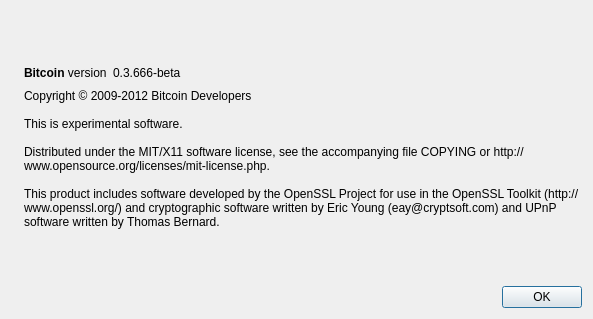
This is src/qt/forms/aboutdialog.ui in raffermeko/bitcoin as Qt 5 draws it before an edit. The edited form follows.
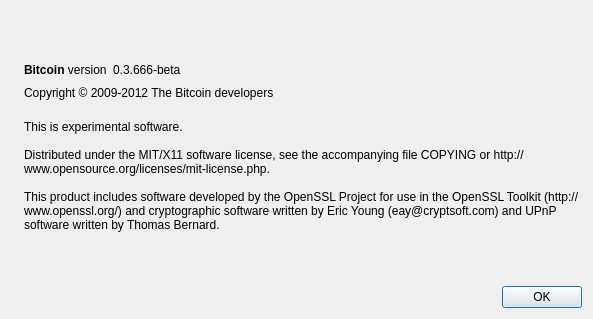
This is the edited form. Icons and pictures are not drawn.

Commit message:
Qt: add copyrightLabel to aboutdialog.ui
- add a new label, which can be updated independently from the whole
  license information stuff
- the benefit is, we don't need to re-translate that whole wall of text
  every year the copyright info changes
- update to the same copyright string we use in the source and in the
  bitcoin-qt.exe meta-data information
- removes an obsolete entry from the ui-file

What changed in the file:
```diff
--- a/src/qt/forms/aboutdialog.ui
+++ b/src/qt/forms/aboutdialog.ui
@@ -65,9 +65,6 @@
          <property name="text">
           <string notr="true">0.3.666-beta</string>
          </property>
-         <property name="textFormat">
-          <enum>Qt::RichText</enum>
-         </property>
          <property name="textInteractionFlags">
           <set>Qt::LinksAccessibleByMouse|Qt::TextSelectableByKeyboard|Qt::TextSelectableByMouse</set>
          </property>
@@ -88,14 +85,26 @@
        </item>
       </layout>
      </item>
+     <item>
+      <widget class="QLabel" name="copyrightLabel">
+       <property name="cursor">
+        <cursorShape>IBeamCursor</cursorShape>
+       </property>
+       <property name="text">
+        <string>Copyright © 2009-2012 The Bitcoin developers</string>
+       </property>
+       <property name="textInteractionFlags">
+        <set>Qt::LinksAccessibleByMouse|Qt::TextSelectableByKeyboard|Qt::TextSelectableByMouse</set>
+       </property>
+      </widget>
+     </item>
      <item>
       <widget class="QLabel" name="label_2">
        <property name="cursor">
         <cursorShape>IBeamCursor</cursorShape>
        </property>
        <property name="text">
-        <string>Copyright © 2009-2012 Bitcoin Developers
-
+        <string>
 This is experimental software.
 
 Distributed under the MIT/X11 software license, see the accompanying file COPYING or http://www.opensource.org/licenses/mit-license.php.
```
